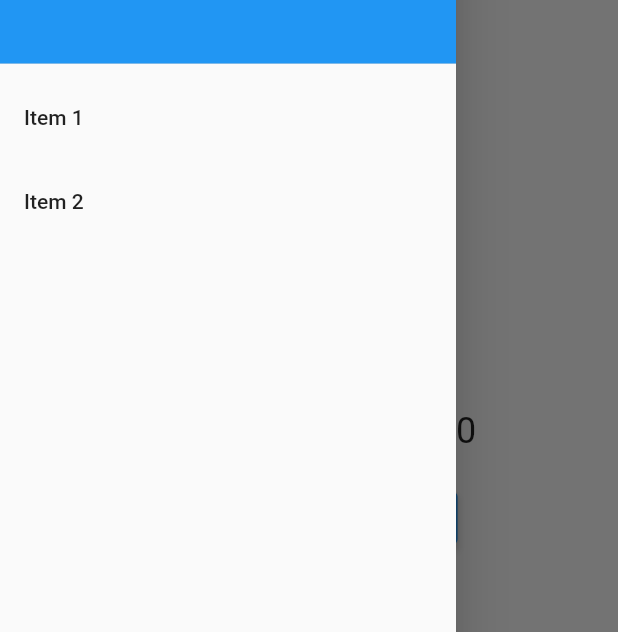
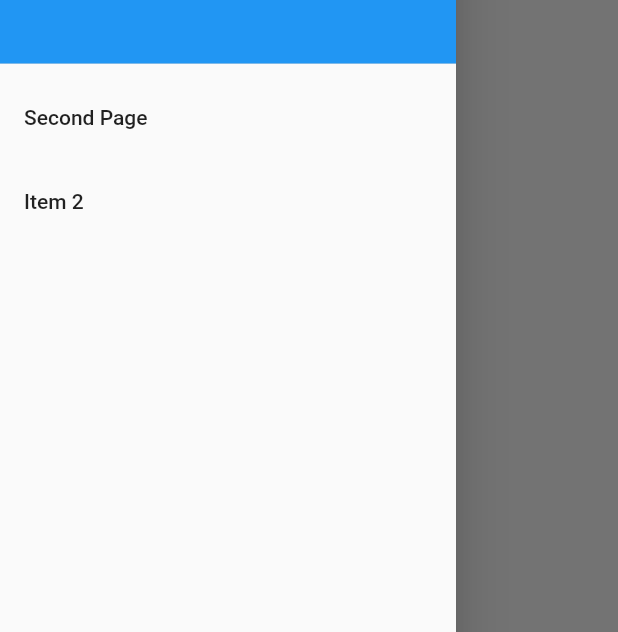
Before and after one commit to Robert-California/random_number_flutter, a Flutter app: the screen it shows after launch, with the side drawer open, on a phone screen of 412 x 824 dp. Shown: the part 178-810 px from the top of the screen. Run offline on Flutter 3.47's test engine with Material 2 defaults, Android fonts, the phone set to English and light mode, and no system bars.

Commit message:
first commit

```diff
--- /dev/null
+++ b/lib/SecondPage.dart
@@ -0,0 +1,15 @@
+import 'package:flutter/material.dart';
+
+class SecondPage extends StatelessWidget {
+  @override
+  Widget build(BuildContext context) {
+    return Scaffold(
+      appBar: AppBar(
+        title: Text('Second Page'),
+      ),
+      body: Center(
+        child: Text('This is the second page'),
+      ),
+    );
+  }
+}
--- a/lib/main.dart
+++ b/lib/main.dart
@@ -1,16 +1,20 @@
 import 'dart:math';
 import 'package:flutter/material.dart';
+import 'SecondPage.dart';
 
 void main() => runApp(MyApp());
 
+// MyApp er en StatefulWidget, som holder styr på _MyAppState
 class MyApp extends StatefulWidget {
   @override
   State<StatefulWidget> createState() => _MyAppState();
 }
 
+// _MyAppState holder styr på tilstanden for MyApp
 class _MyAppState extends State<MyApp> {
   int _randomNumber = 0;
 
+  // Funktionen _generateRandomNumber genererer et tilfældigt tal mellem 0 og 100
   void _generateRandomNumber() {
     Random random = new Random();
     int randomNumber = random.nextInt(100);
@@ -19,14 +23,30 @@ class _MyAppState extends State<MyApp> {
     });
   }
 
+  // build metoden bygger widget træet for MyApp
   @override
   Widget build(BuildContext context) {
     return MaterialApp(
+      // Titlen på appen
       title: 'Random Number Generator',
+      // Den første rute er "/"
+      initialRoute: '/',
+      // onGenerateRoute bruges til at navigere til forskellige ruter
+      onGenerateRoute: (RouteSettings settings) {
+        switch (settings.name) {
+          case '/second':
+            // Hvis ruten er "/second", vis SecondPage
+            return MaterialPageRoute(builder: (_) => SecondPage());
+          default:
+            return null;
+        }
+      },
+      // Selve appen
       home: Scaffold(
         appBar: AppBar(
           title: Text('Random Number Generator'),
         ),
+        // En skuffe, der indeholder en liste af elementer
         drawer: Drawer(
           child: ListView(
             padding: EdgeInsets.zero,
@@ -37,33 +57,44 @@ class _MyAppState extends State<MyApp> {
                   color: Colors.blue,
                 ),
               ),
-              ListTile(
-                title: Text('Item 1'),
-                onTap: () {
-                  Navigator.pop(context);
-                },
+              // En liste med elementer i skuffen
+              Builder(
+                builder: (context) => ListTile(
+                  title: Text('Second Page'),
+                  onTap: () {
+                    // Navigation til "/second"
+                    Navigator.push(
+                      context,
+                      MaterialPageRoute(builder: (_) => SecondPage()),
+                    );
+                  },
+                ),
               ),
               ListTile(
                 title: Text('Item 2'),
                 onTap: () {
+                  // Luk skuffen
                   Navigator.pop(context);
                 },
               ),
             ],
           ),
         ),
+        // Kroppen af appen
         body: Center(
           child: Column(
             mainAxisAlignment: MainAxisAlignment.center,
             children: [
               Text(
-                'Generated number: $_randomNumber',
+                // Vis det genererede tal
+                'Genereret tal: $_randomNumber',
                 style: TextStyle(fontSize: 24.0),
               ),
               SizedBox(height: 20.0),
               ElevatedButton(
+                // Knap til at generere et nyt tal
                 onPressed: _generateRandomNumber,
-                child: Text('Generate Random Number'),
+                child: Text('Generer tilfældigt tal'),
               ),
             ],
           ),
```
